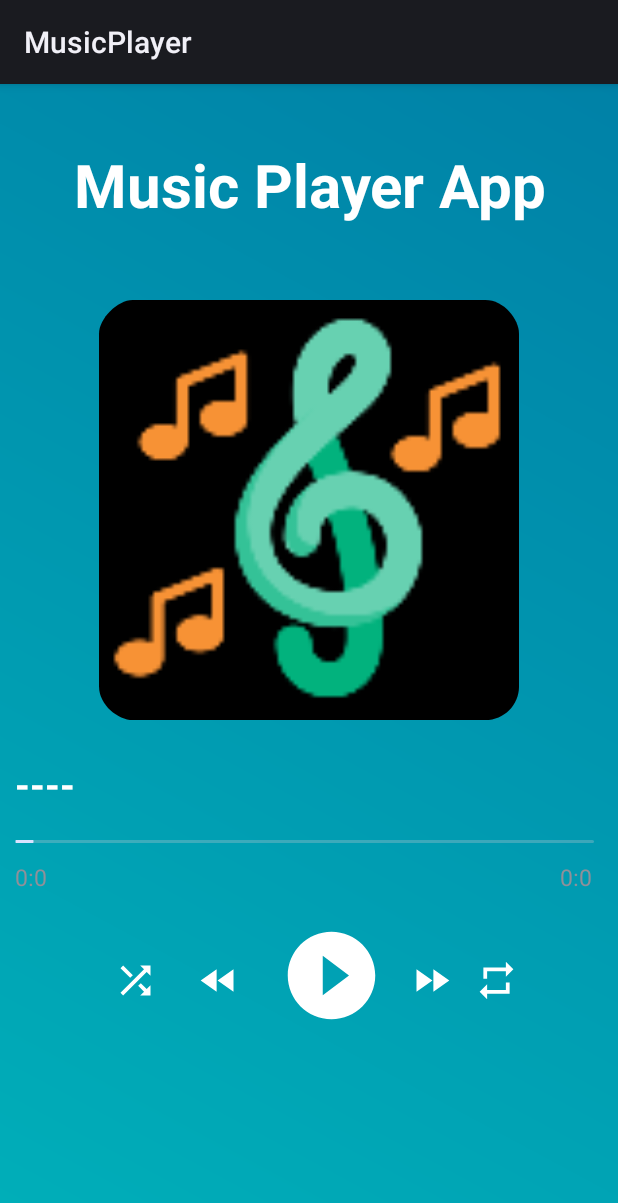
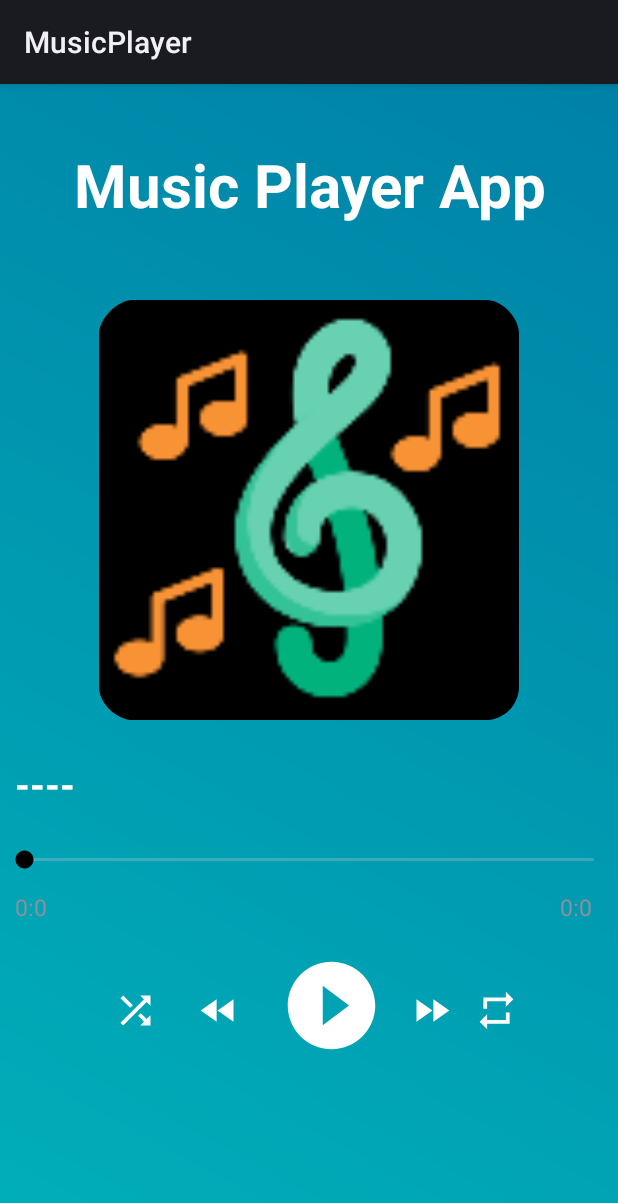
Before and after one commit to Aman7766/music-player-android, an Android app: the layout activity_main.xml on its own in the app's theme, with its tools: preview values and no code run, on a phone screen of 412 x 824 dp. Shown: the top 1203 px of the screen. Run offline under Robolectric (Android 15) with nearby library versions, the phone set to English and light mode, and no system bars.

Commit message:
App Done

```diff
--- a/app/src/main/res/layout/activity_main.xml
+++ b/app/src/main/res/layout/activity_main.xml
@@ -52,15 +52,17 @@
         app:layout_constraintTop_toBottomOf="@id/img" />
 
     <SeekBar
+
+        android:id="@+id/seekbar"
         android:layout_width="match_parent"
-        android:layout_height="2dp"
-        android:layout_marginTop="20dp"
-        android:id="@+id/seekbar"
+        android:layout_height="wrap_content"
+        android:layout_marginTop="24dp"
         app:layout_constraintEnd_toEndOf="parent"
+        app:layout_constraintHorizontal_bias="1.0"
         app:layout_constraintStart_toStartOf="parent"
         app:layout_constraintTop_toBottomOf="@+id/song"
-        >
-    </SeekBar>
+        android:thumbTint="@color/black"
+        android:progressTint="@color/black"></SeekBar>
 
     <TextView
         android:id="@+id/time"
```
Also changed, not shown: app/src/main/java/com/amandeep/musicplayer/MainActivity.java (+43 -4 lines).
